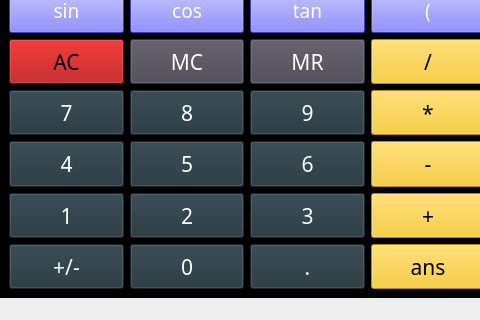
littlemight/OOPerator, file Calculator/calculator.ui: the form before one commit; both pictures show x 0 to 480 and y 149 to 469 of the 615 by 469 pixel window.
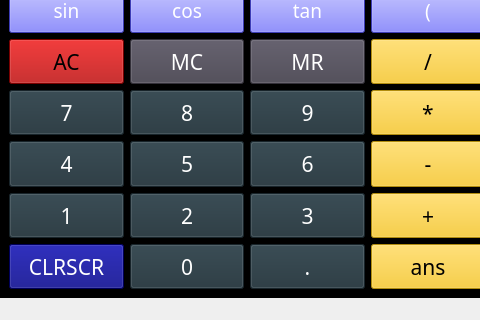
The form after the commit.

Patch:
```diff
--- a/Calculator/calculator.ui
+++ b/Calculator/calculator.ui
@@ -874,13 +874,13 @@
       </property>
       <property name="styleSheet">
        <string notr="true">QPushButton {
-	background-color: #22333B;
+	background-color: rgb(0, 0, 127);
 	color: #ffffff;
 	padding: 5px;
 }</string>
       </property>
       <property name="text">
-       <string>+/-</string>
+       <string>CLRSCR</string>
       </property>
      </widget>
     </item>
```
Left out of the diff: 2 changed lines with no effect on the pictures.
